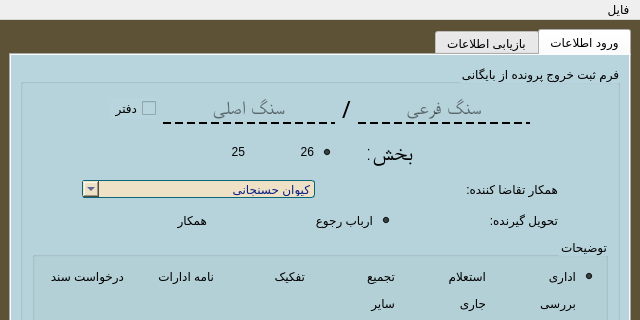
Before: the Qt Designer form Baygani.ui in JavadiSaeid/ArchivingSystem_doc, drawn with Qt 5; both pictures show x 0 to 640 and y 0 to 320 of the 640 by 640 pixel window.
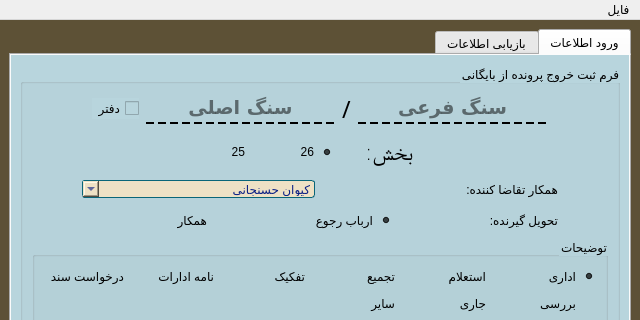
After: the same form once the commit is applied.

Commit message: ezafe kardan panjere about va taqir font linedit 980108-11:12

```diff
--- a/Baygani.ui
+++ b/Baygani.ui
@@ -71,8 +71,9 @@
 }
 QLineEdit{
 background-color: rgba(0, 0, 0, 0);
-font: 75 14pt &quot;A Arghavan&quot;;
+font: 75 14pt &quot;B Nazanin&quot;;
 border-style: dashed;
+font-weight: bold;
 border-bottom-width: 2px;
 }
 QRadioButton{
@@ -305,11 +306,11 @@
                </property>
                <property name="font">
                 <font>
-                 <family>A Arghavan</family>
+                 <family>B Nazanin</family>
                  <pointsize>14</pointsize>
-                 <weight>9</weight>
+                 <weight>75</weight>
                  <italic>false</italic>
-                 <bold>false</bold>
+                 <bold>true</bold>
                 </font>
                </property>
                <property name="toolTip">
@@ -361,11 +362,11 @@
               <widget class="QLineEdit" name="lineEdit_sangAsli">
                <property name="font">
                 <font>
-                 <family>A Arghavan</family>
+                 <family>B Nazanin</family>
                  <pointsize>14</pointsize>
-                 <weight>9</weight>
+                 <weight>75</weight>
                  <italic>false</italic>
-                 <bold>false</bold>
+                 <bold>true</bold>
                 </font>
                </property>
                <property name="toolTip">
```
Left out of the diff: 15 changed lines with no effect on the pictures. The commit also changes 4 other files.
